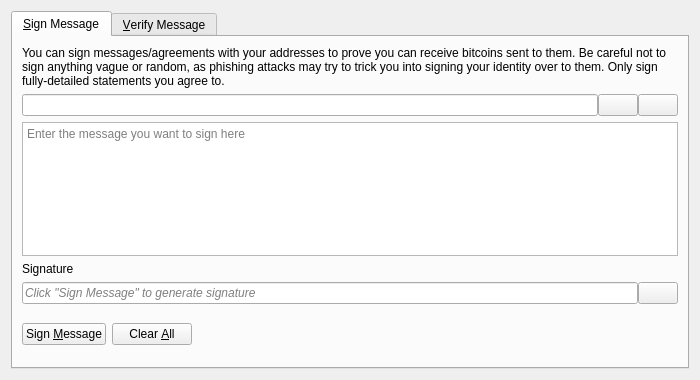
First picture: the form in src/qt/forms/signverifymessagedialog.ui, repository VeriConomy/veribase, before the edit.
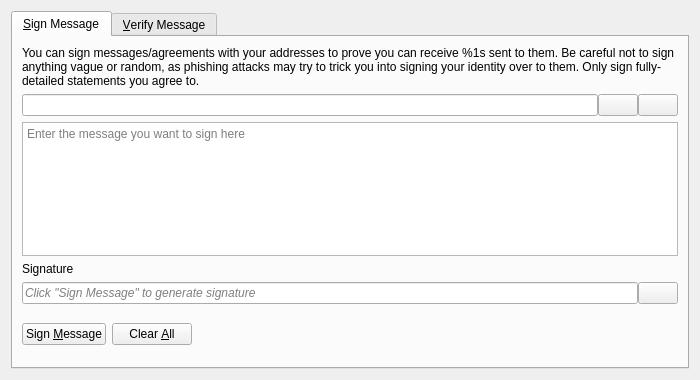
Second picture: the form after the edit. Icons and pictures are not drawn. Custom widgets are drawn as their Qt base class.

Commit message: Edit translation to handle Verium & Vericoin Use CoinName() function to replace Hard coded Bitcoin in the UI and RPC

```diff
--- a/src/qt/forms/signverifymessagedialog.ui
+++ b/src/qt/forms/signverifymessagedialog.ui
@@ -30,7 +30,7 @@
        <item>
         <widget class="QLabel" name="infoLabel_SM">
          <property name="text">
-          <string>You can sign messages/agreements with your addresses to prove you can receive bitcoins sent to them. Be careful not to sign anything vague or random, as phishing attacks may try to trick you into signing your identity over to them. Only sign fully-detailed statements you agree to.</string>
+          <string>You can sign messages/agreements with your addresses to prove you can receive %1s sent to them. Be careful not to sign anything vague or random, as phishing attacks may try to trick you into signing your identity over to them. Only sign fully-detailed statements you agree to.</string>
          </property>
          <property name="textFormat">
           <enum>Qt::PlainText</enum>
```
Left out of the diff: 8 changed lines with no effect on the pictures. The commit also changes 115 other files.
